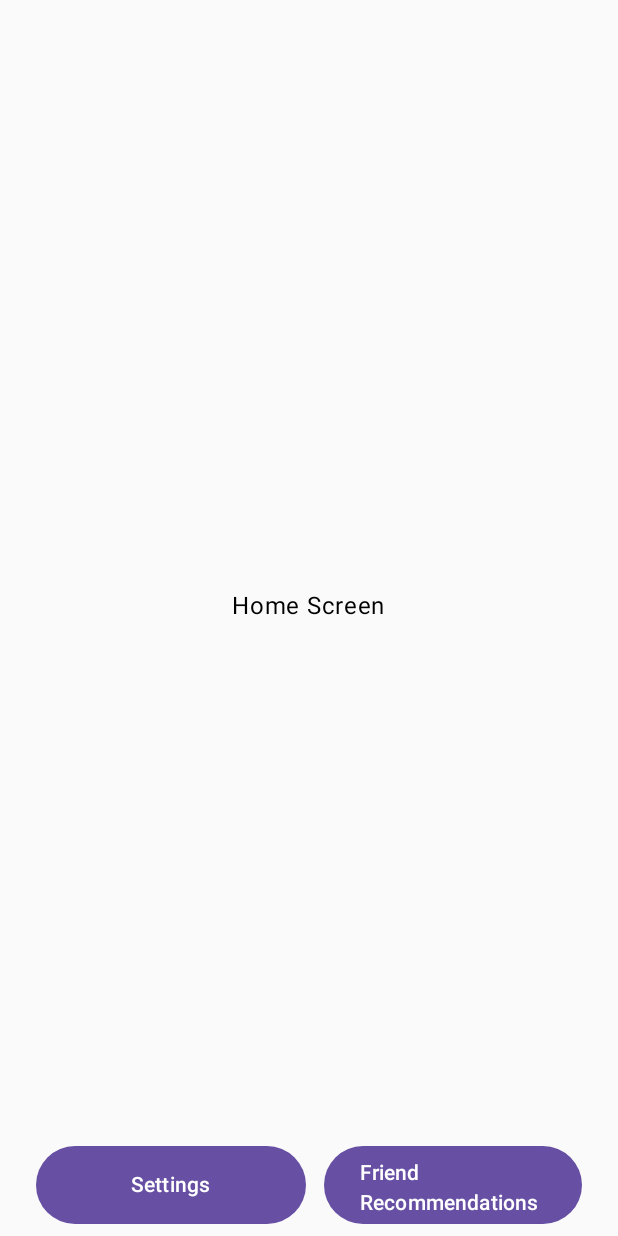
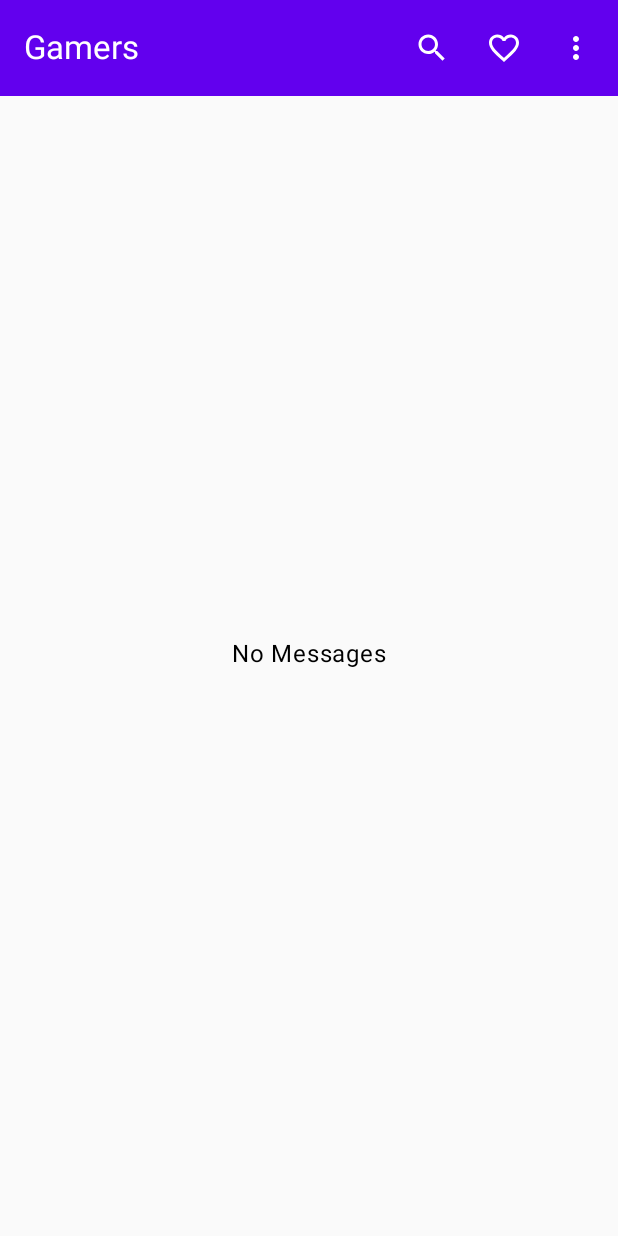
Before and after one commit to Juicy-Lemonberry/SpyGamers-App, an Android app built with Jetpack Compose: the HomeScreen screen opened through its navigation route, on a phone screen of 412 x 824 dp. Run offline under Robolectric (Android 15) with nearby library versions, the phone set to English and light mode, and no system bars.

Commit message:
Revamped Home + FriendList WIP
Fully revamped Home page(Message)
Friend List(WIP)

```diff
--- a/app/src/main/java/com/example/spygamers/HomeScreen.kt
+++ b/app/src/main/java/com/example/spygamers/HomeScreen.kt
@@ -1,14 +1,28 @@
 package com.example.spygamers
 
+import android.content.Intent
 import androidx.compose.foundation.background
 import androidx.compose.foundation.clickable
 import androidx.compose.foundation.layout.*
 import androidx.compose.foundation.lazy.LazyColumn
 import androidx.compose.foundation.shape.RoundedCornerShape
+import androidx.compose.material.icons.Icons
+import androidx.compose.material.icons.filled.Favorite
+import androidx.compose.material.icons.filled.FavoriteBorder
+import androidx.compose.material.icons.filled.Menu
+import androidx.compose.material.icons.filled.MoreVert
+import androidx.compose.material.icons.filled.Search
 import androidx.compose.material3.Button
+import androidx.compose.material3.DropdownMenu
+import androidx.compose.material3.DropdownMenuItem
+import androidx.compose.material3.ExperimentalMaterial3Api
+import androidx.compose.material3.Icon
+import androidx.compose.material3.IconButton
 import androidx.compose.material3.LocalContentColor
 import androidx.compose.material3.MaterialTheme
 import androidx.compose.material3.Text
+import androidx.compose.material3.TopAppBar
+import androidx.compose.material3.TopAppBarDefaults
 import androidx.compose.runtime.Composable
 import androidx.compose.runtime.getValue
 import androidx.compose.runtime.mutableStateOf
@@ -17,6 +31,8 @@ import androidx.compose.runtime.setValue
 import androidx.compose.ui.Alignment
 import androidx.compose.ui.Modifier
 import androidx.compose.ui.graphics.Color
+import androidx.compose.ui.platform.LocalContext
+import androidx.compose.ui.res.colorResource
 import androidx.compose.ui.unit.dp
 import androidx.lifecycle.viewmodel.compose.viewModel
 import androidx.navigation.NavController
@@ -30,7 +46,13 @@ fun HomeScreen(
     var username by remember { mutableStateOf("") }
     var password by remember { mutableStateOf("") }
     var message by remember { mutableStateOf("") }
+    var auth_token by remember { mutableStateOf("") }
 
+    auth_token = viewModel.getSessionToken().toString()
+    Column(
+        modifier = Modifier
+            .fillMaxSize()){
+        MyAppBar(navController)
         Box(
             modifier = Modifier
                 .fillMaxSize()
@@ -41,40 +63,87 @@ fun HomeScreen(
                     .align(Alignment.Center)
             ) {
                 Text(
-                text = "Home Screen",
+                    text = "No Messages",
                     modifier = Modifier.padding(bottom = 16.dp)
                 )
-        }
-
-        Row(
-            modifier = Modifier
-                .fillMaxWidth()
-                .padding(horizontal = 16.dp)
-                .align(Alignment.BottomCenter)
-        ) {
-            Button(
-                onClick = {
-                    // Navigate to settings screen
-                },
-                modifier = Modifier
-                    .padding(end = 6.dp)
-                    .width(180.dp)
-                    .height(52.dp) // Adjust the height of the button
-            ) {
-                Text("Settings")
-            }
-
-            Button(
-                onClick = {
-                    // Navigate to friend recommendations screen
-                },
-                modifier = Modifier
-                    .padding(start = 6.dp)
-                    .width(180.dp)
-                    .height(52.dp) // Adjust the height of the button
-            ) {
-                Text("Friend Recommendations")
             }
         }
     }
 }
+
+@OptIn(ExperimentalMaterial3Api::class)
+@Composable
+fun MyAppBar(navController: NavController) {
+    var menuExpanded by remember {
+        mutableStateOf(false)
+    }
+    TopAppBar(
+        title = {
+            Text(
+                text = "Gamers",
+            )
+        },
+        // 2
+        actions = {
+            // 3
+            IconButton(onClick = { /*TODO*/ }) {
+                Icon(
+                    imageVector = Icons.Filled.Search,
+                    contentDescription = "Search",
+                )
+            }
+            IconButton(onClick = { /*TODO*/ }) {
+                Icon(
+                    imageVector = Icons.Filled.FavoriteBorder,
+                    contentDescription = "Favorite",
+                )
+            }
+            // 4
+            IconButton(onClick = { menuExpanded = !menuExpanded }) {
+                Icon(
+                    imageVector = Icons.Filled.MoreVert,
+                    contentDescription = "More",
+                )
+            }
+            // 5
+            DropdownMenu(
+                expanded = menuExpanded,
+                onDismissRequest = { menuExpanded = false },
+            ) {
+                // 6
+                DropdownMenuItem(
+                    text = {
+                        Text("New Group")
+                    },
+                    onClick = { /* TODO */ },
+                )
+                DropdownMenuItem(
+                    text = {
+                        Text("New Message")
+                    },
+                    onClick = {
+                        navController.navigate(Screen.FriendListScreen.route)
+                    },
+                )
+                DropdownMenuItem(
+                    text = {
+                        Text("Settings")
+                    },
+                    onClick = {
+                        navController.navigate(Screen.SettingScreen.route)
+                    },
+                )
+                DropdownMenuItem(
+                    text = {
+                        Text("About")
+                    },
+                    onClick = { /* TODO */ },
+                )
+            }
+        }, colors = TopAppBarDefaults.topAppBarColors(
+            colorResource(id = R.color.purple_500),
+            titleContentColor = Color.White,
+            actionIconContentColor = Color.White,
+        ),
+    )
+}
--- a/app/src/main/java/com/example/spygamers/LoginScreen.kt
+++ b/app/src/main/java/com/example/spygamers/LoginScreen.kt
@@ -112,7 +112,7 @@ fun LoginScreen(
                     if (retrofitResponse.isSuccessful) {
                         viewModel.insertOrUpdateGamer(gamer)
 
-                        navController.navigate(Screen.SettingScreen.route)
+                        navController.navigate(Screen.HomeScreen.route)
                     } else {
                         if (errorBody != null) {
                             val parsedError = JSONObject(errorBody)
--- a/app/src/main/java/com/example/spygamers/RetrofitService.kt
+++ b/app/src/main/java/com/example/spygamers/RetrofitService.kt
@@ -34,6 +34,20 @@ data class newUsername(
     val new_username: String
 )
 
+data class getFriend(
+    val auth_token: String,
+)
+
+data class Friend(
+    val account_id: Int,
+    val username: String,
+    val status: String,
+)
+
+data class Friends(
+    val status: String,
+    val friends: List<Friend>
+)
 
 interface AuthenticationService {
     @POST("http://spygamers.servehttp.com:44414/app-api/account/register")
@@ -56,4 +70,9 @@ interface AuthenticationService {
         @Body user: newUsername
     ): Response<RetrofitResponse>
 
+    //Friend List Stuff
+    @POST("http://spygamers.servehttp.com:44414/app-api/account/get-friends")
+    suspend fun getFriends(
+        @Body user: getFriend
+    ): Response<Friends>
 }
--- a/app/src/main/java/com/example/spygamers/navGraph.kt
+++ b/app/src/main/java/com/example/spygamers/navGraph.kt
@@ -34,5 +34,8 @@ fun NavGraph(
         composable(route = "Home_Screen") {
             HomeScreen(navController = navController, viewModel)
         }
+        composable(route = "FriendList_Screen") {
+            FriendListScreen(navController = navController, viewModel)
+        }
     }
 }
```
Also changed, not shown: app/src/main/java/com/example/spygamers/FriendListScreen.kt (added, +135 -0 lines), 1 other file. Lines whose indentation alone changed are shown as unchanged.
